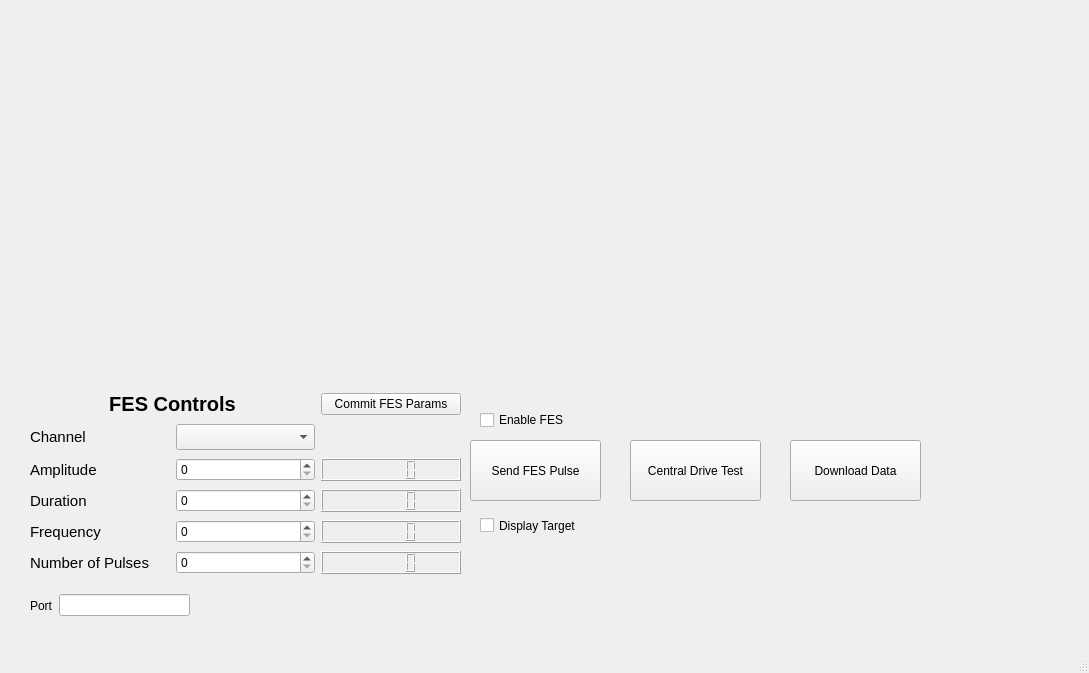
The window that resources/_CD_GUI_Main.ui (jontalvarez/central-drive) describes before a commit, drawn with Qt 5.
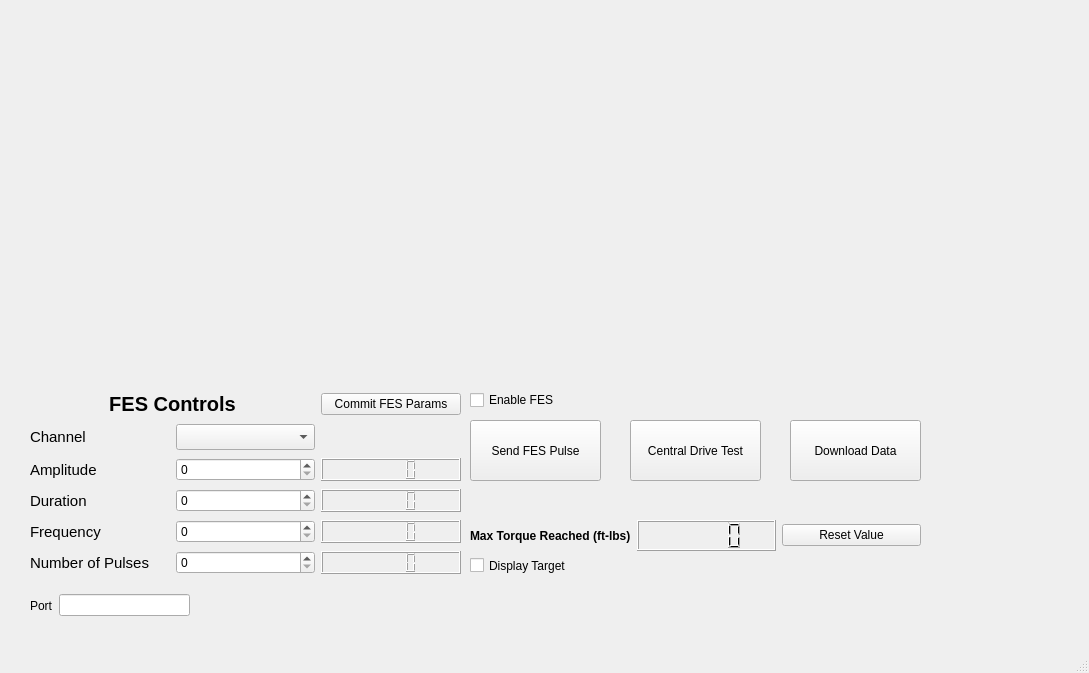
The same window after the commit.

Commit message:
GUI Update with Max Torque Reached LCD
Added a new LCD panel to the Main and Test GUI that displays the max torque reached during that session. Can reset with associated push button.

```diff
--- a/resources/_CD_GUI_Main.ui
+++ b/resources/_CD_GUI_Main.ui
@@ -173,8 +173,8 @@
    <widget class="QCheckBox" name="target_cb">
     <property name="geometry">
      <rect>
-      <x>480</x>
-      <y>510</y>
+      <x>470</x>
+      <y>550</y>
       <width>121</width>
       <height>31</height>
      </rect>
@@ -187,7 +187,7 @@
     <property name="geometry">
      <rect>
       <x>790</x>
-      <y>440</y>
+      <y>420</y>
       <width>131</width>
       <height>61</height>
      </rect>
@@ -199,8 +199,8 @@
    <widget class="QCheckBox" name="fesEnable_cb">
     <property name="geometry">
      <rect>
-      <x>480</x>
-      <y>410</y>
+      <x>470</x>
+      <y>390</y>
       <width>111</width>
       <height>20</height>
      </rect>
@@ -213,7 +213,7 @@
     <property name="geometry">
      <rect>
       <x>470</x>
-      <y>440</y>
+      <y>420</y>
       <width>131</width>
       <height>61</height>
      </rect>
@@ -251,7 +251,7 @@
     <property name="geometry">
      <rect>
       <x>630</x>
-      <y>440</y>
+      <y>420</y>
       <width>131</width>
       <height>61</height>
      </rect>
@@ -263,6 +263,41 @@
      <string>Central Drive Test</string>
     </property>
    </widget>
+   <widget class="QWidget" name="horizontalLayoutWidget_2">
+    <property name="geometry">
+     <rect>
+      <x>470</x>
+      <y>520</y>
+      <width>451</width>
+      <height>31</height>
+     </rect>
+    </property>
+    <layout class="QHBoxLayout" name="horizontalLayout_3">
+     <item>
+      <widget class="QLabel" name="label_8">
+       <property name="font">
+        <font>
+         <weight>75</weight>
+         <bold>true</bold>
+        </font>
+       </property>
+       <property name="text">
+        <string>Max Torque Reached (ft-lbs)</string>
+       </property>
+      </widget>
+     </item>
+     <item>
+      <widget class="QLCDNumber" name="maxTorque_lcd"/>
+     </item>
+     <item>
+      <widget class="QPushButton" name="maxTorqueReset_pb">
+       <property name="text">
+        <string>Reset Value</string>
+       </property>
+      </widget>
+     </item>
+    </layout>
+   </widget>
   </widget>
   <widget class="QMenuBar" name="menubar">
    <property name="geometry">
```
The commit also changes 9 other files.
